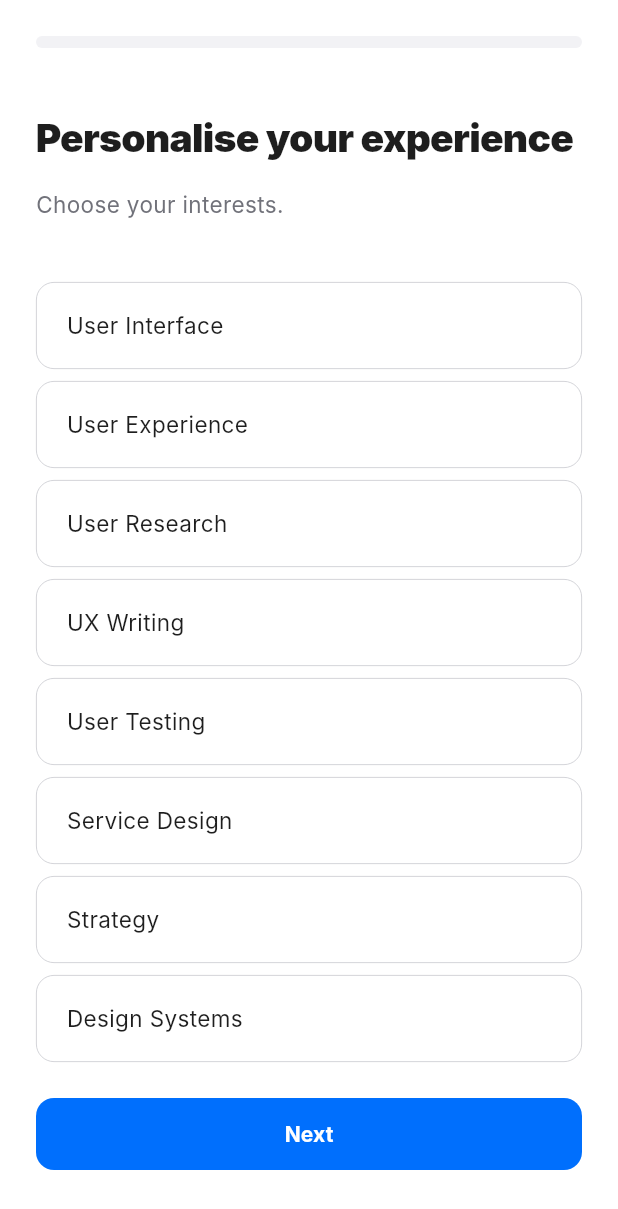
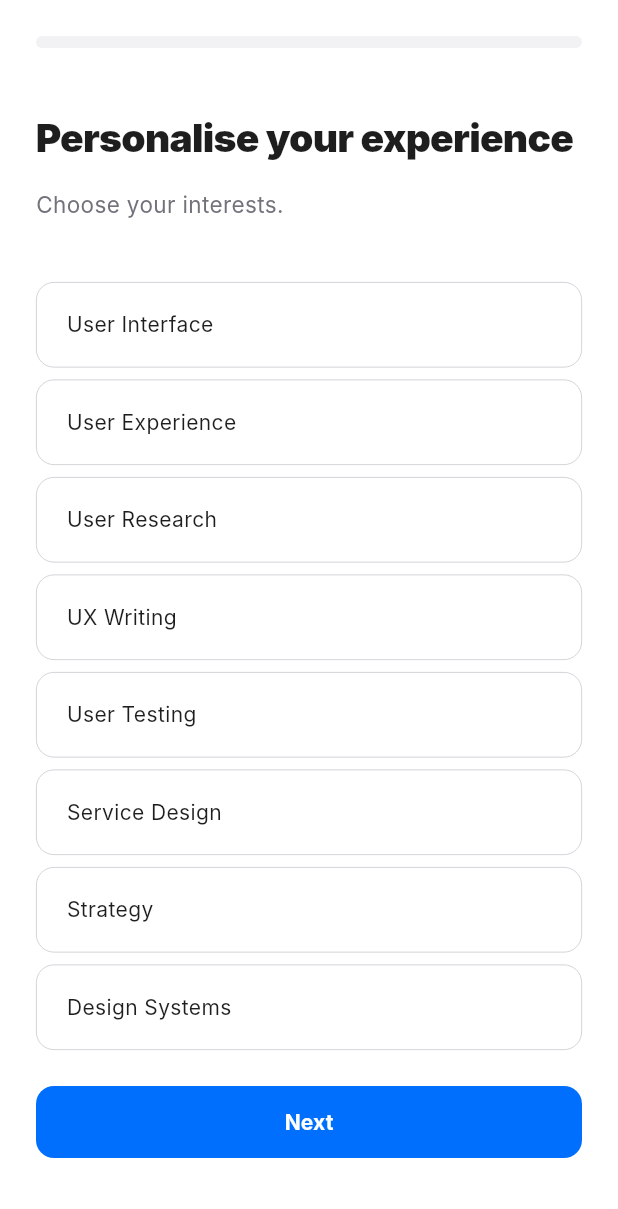
Before and after one commit to samsonsajees/ui_task_2, a Flutter app: the InterestsScreen screen opened directly, on a phone screen of 412 x 824 dp. Shown: the top 1209 px of the screen. Run offline on Flutter 3.47's test engine with Material 3 defaults, Android fonts, the light colour scheme and no system bars; our stand-ins replace flutter_svg; Roboto replaces fonts that are missing (Inter).

Commit message:
font change

```diff
--- a/lib/widgets/interest_option.dart
+++ b/lib/widgets/interest_option.dart
@@ -33,7 +33,7 @@ class InterestOption extends StatelessWidget {
             Text(
               title,
               style: TextStyle(
-                fontSize: 15,
+                fontSize: 14,
                 fontWeight: FontWeight.w400,
                 color: AppColors.greyDarkest,
                 fontFamily: 'Inter',
```
